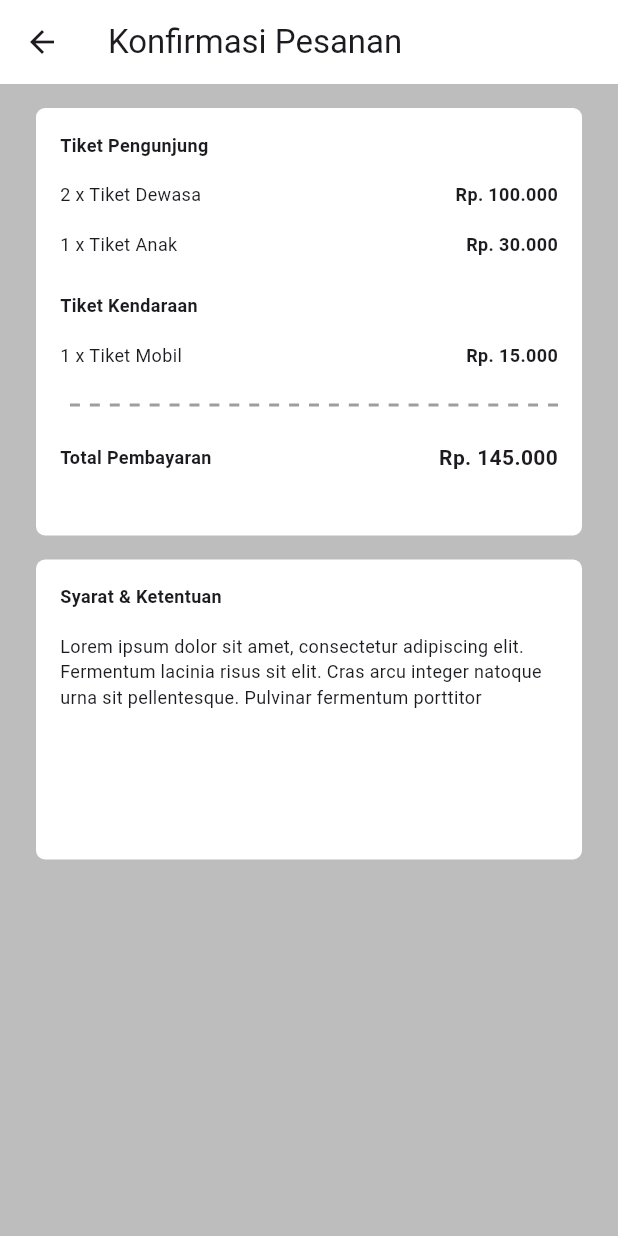
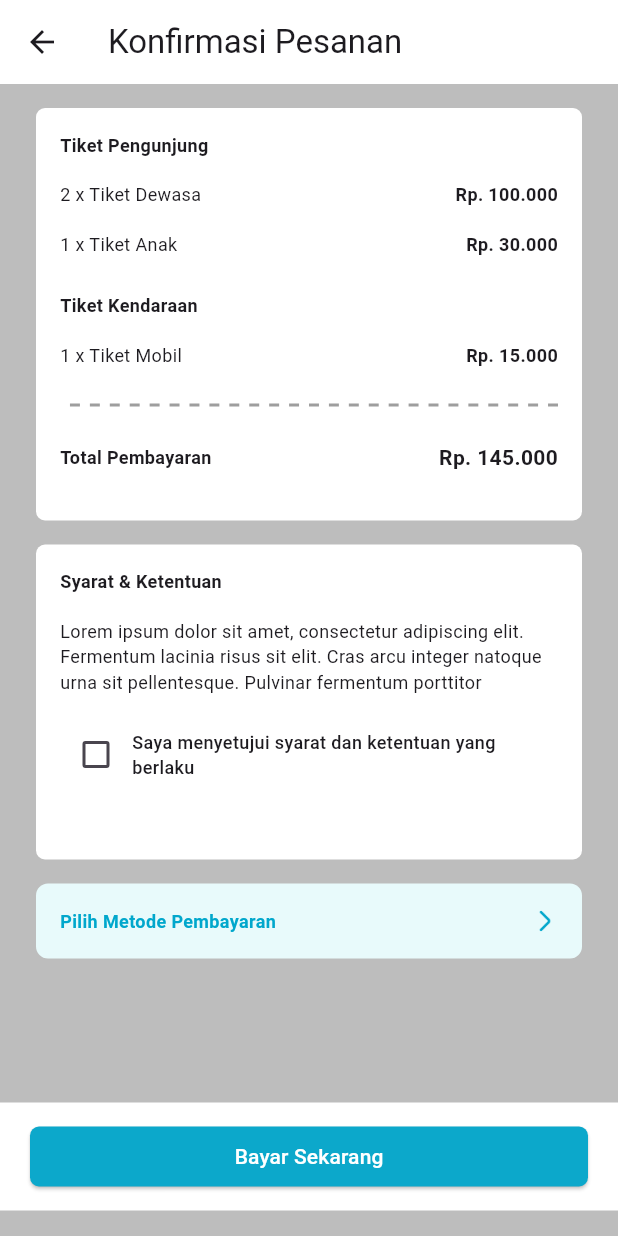
Before and after one commit to RezkiArifin/project_ancol, a Flutter app: the BeliTiketScreen screen opened directly, scrolled down 139 dp, after a tap on "Beli Tiket", on a phone screen of 412 x 824 dp. Run offline on Flutter 3.47's test engine with Material 2 defaults, Android fonts, the phone set to English and light mode, and no system bars; our stand-ins replace carousel_slider, google_fonts, syncfusion_flutter_datepicker.

Commit message:
update beli_tiket

```diff
--- a/lib/screens/beli_tiket_screen.dart
+++ b/lib/screens/beli_tiket_screen.dart
@@ -16,48 +16,48 @@ class _BeliTiketScreenState extends State<BeliTiketScreen> {
   String _range = '';
   String _rangeCount = '';
 
-  int _tiketDewasa = 0;
-  int _tiketAnak = 0;
-  int _tiketMobil = 0;
+  int tiketDewasa = 0;
+  int tiketAnak = 0;
+  int tiketMobil = 0;
 
   void _incrementCounterDewasa() {
     setState(() {
-      _tiketDewasa++;
+      tiketDewasa++;
     });
   }
 
   void _decrementCounterDewasa() {
     setState(() {
-      if (_tiketDewasa > 0) {
-        _tiketDewasa--;
+      if (tiketDewasa > 0) {
+        tiketDewasa--;
       }
     });
   }
 
   void _incrementCounterAnak() {
     setState(() {
-      _tiketAnak++;
+      tiketAnak++;
     });
   }
 
   void _decrementCounterAnak() {
     setState(() {
-      if (_tiketAnak > 0) {
-        _tiketAnak--;
+      if (tiketAnak > 0) {
+        tiketAnak--;
       }
     });
   }
 
   void _incrementCounterMobil() {
     setState(() {
-      _tiketMobil++;
+      tiketMobil++;
     });
   }
 
   void _decrementCounterMobil() {
     setState(() {
-      if (_tiketMobil > 0) {
-        _tiketMobil--;
+      if (tiketMobil > 0) {
+        tiketMobil--;
       }
     });
   }
@@ -216,7 +216,7 @@ class _BeliTiketScreenState extends State<BeliTiketScreen> {
                                     Padding(
                                       padding: const EdgeInsets.symmetric(
                                           horizontal: 12),
-                                      child: Text(_tiketDewasa.toString()),
+                                      child: Text(tiketDewasa.toString()),
                                     ),
                                     GestureDetector(
                                       onTap: () => _incrementCounterDewasa(),
@@ -298,7 +298,7 @@ class _BeliTiketScreenState extends State<BeliTiketScreen> {
                                     Padding(
                                       padding: const EdgeInsets.symmetric(
                                           horizontal: 12),
-                                      child: Text(_tiketAnak.toString()),
+                                      child: Text(tiketAnak.toString()),
                                     ),
                                     GestureDetector(
                                       onTap: () => _incrementCounterAnak(),
@@ -384,7 +384,7 @@ class _BeliTiketScreenState extends State<BeliTiketScreen> {
                                     Padding(
                                       padding: const EdgeInsets.symmetric(
                                           horizontal: 12),
-                                      child: Text(_tiketMobil.toString()),
+                                      child: Text(tiketMobil.toString()),
                                     ),
                                     GestureDetector(
                                       onTap: () => _incrementCounterMobil(),
@@ -432,7 +432,7 @@ class _BeliTiketScreenState extends State<BeliTiketScreen> {
                       Navigator.push(
                         context,
                         MaterialPageRoute(
-                          builder: (context) => const KonfirmasiPesananScreen(),
+                          builder: (context) => KonfirmasiPesananScreen(),
                         ),
                       );
                     },
--- a/lib/screens/konfirmasi_screen.dart
+++ b/lib/screens/konfirmasi_screen.dart
@@ -1,7 +1,15 @@
 import 'package:flutter/material.dart';
 
-class KonfirmasiPesananScreen extends StatelessWidget {
+class KonfirmasiPesananScreen extends StatefulWidget {
   const KonfirmasiPesananScreen({super.key});
+
+  @override
+  State<KonfirmasiPesananScreen> createState() =>
+      _KonfirmasiPesananScreenState();
+}
+
+class _KonfirmasiPesananScreenState extends State<KonfirmasiPesananScreen> {
+  bool isChecked = false;
 
   @override
   Widget build(BuildContext context) {
@@ -12,13 +20,16 @@ class KonfirmasiPesananScreen extends StatelessWidget {
         backgroundColor: Colors.white,
         title: const Text('Konfirmasi Pesanan'),
       ),
-      body: Padding(
+      body: SingleChildScrollView(
+        child: Column(
+          children: [
+            Padding(
               padding: const EdgeInsets.symmetric(vertical: 16, horizontal: 24),
               child: Column(
                 children: [
                   Container(
                     width: double.infinity,
-              height: 285,
+                    height: 275,
                     decoration: BoxDecoration(
                       borderRadius: BorderRadius.circular(6),
                       color: Colors.white,
@@ -30,8 +41,8 @@ class KonfirmasiPesananScreen extends StatelessWidget {
                         children: [
                           const Text(
                             "Tiket Pengunjung",
-                      style:
-                          TextStyle(fontWeight: FontWeight.w600, fontSize: 12),
+                            style: TextStyle(
+                                fontWeight: FontWeight.w600, fontSize: 12),
                           ),
                           const Padding(
                             padding: EdgeInsets.symmetric(vertical: 16),
@@ -41,12 +52,14 @@ class KonfirmasiPesananScreen extends StatelessWidget {
                                 Text(
                                   "2 x Tiket Dewasa",
                                   style: TextStyle(
-                                fontWeight: FontWeight.w400, fontSize: 12),
+                                      fontWeight: FontWeight.w400,
+                                      fontSize: 12),
                                 ),
                                 Text(
                                   "Rp. 100.000",
                                   style: TextStyle(
-                                fontWeight: FontWeight.w600, fontSize: 12),
+                                      fontWeight: FontWeight.w600,
+                                      fontSize: 12),
                                 ),
                               ],
                             ),
@@ -71,8 +84,8 @@ class KonfirmasiPesananScreen extends StatelessWidget {
                           ),
                           const Text(
                             "Tiket Kendaraan",
-                      style:
-                          TextStyle(fontWeight: FontWeight.w600, fontSize: 12),
+                            style: TextStyle(
+                                fontWeight: FontWeight.w600, fontSize: 12),
                           ),
                           const Padding(
                             padding: EdgeInsets.only(top: 16),
@@ -82,12 +95,14 @@ class KonfirmasiPesananScreen extends StatelessWidget {
                                 Text(
                                   "1 x Tiket Mobil",
                                   style: TextStyle(
-                                fontWeight: FontWeight.w400, fontSize: 12),
+                                      fontWeight: FontWeight.w400,
+                                      fontSize: 12),
                                 ),
                                 Text(
                                   "Rp. 15.000",
                                   style: TextStyle(
-                                fontWeight: FontWeight.w600, fontSize: 12),
+                                      fontWeight: FontWeight.w600,
+                                      fontSize: 12),
                                 ),
                               ],
                             ),
@@ -131,30 +146,116 @@ class KonfirmasiPesananScreen extends StatelessWidget {
                   ),
                   Container(
                     width: double.infinity,
-              height: 200,
+                    height: 210,
                     decoration: BoxDecoration(
                       borderRadius: BorderRadius.circular(6),
                       color: Colors.white,
                     ),
-              child: const Padding(
-                padding: EdgeInsets.all(16),
+                    child: Padding(
+                      padding: const EdgeInsets.all(16),
                       child: Column(
                         crossAxisAlignment: CrossAxisAlignment.start,
                         children: [
-                    Text(
+                          const Text(
                             "Syarat & Ketentuan",
-                      style:
-                          TextStyle(fontWeight: FontWeight.w600, fontSize: 12),
+                            style: TextStyle(
+                                fontWeight: FontWeight.w600, fontSize: 12),
                           ),
-                    Padding(
+                          const Padding(
                             padding: EdgeInsets.symmetric(vertical: 16),
                             child: Text(
                               "Lorem ipsum dolor sit amet, consectetur adipiscing elit. Fermentum lacinia risus sit elit. Cras arcu integer natoque urna sit pellentesque. Pulvinar fermentum porttitor ",
                               style: TextStyle(
                                   fontWeight: FontWeight.w400, fontSize: 12),
                             ),
+                          ),
+                          Row(
+                            children: [
+                              Checkbox(
+                                checkColor: Colors.white,
+                                value: isChecked,
+                                onChanged: (bool? value) {
+                                  setState(() {
+                                    isChecked = value!;
+                                  });
+                                },
+                              ),
+                              const Text(
+                                "Saya menyetujui syarat dan ketentuan yang\nberlaku",
+                                style: TextStyle(
+                                    fontWeight: FontWeight.w500, fontSize: 12),
+                              ),
+                            ],
+                          ),
+                        ],
+                      ),
+                    ),
+                  ),
+                  const SizedBox(
+                    height: 16,
+                  ),
+                  Container(
+                    width: double.infinity,
+                    height: 50,
+                    decoration: BoxDecoration(
+                      borderRadius: BorderRadius.circular(8),
+                      color: const Color(0xffE8FAFB),
+                    ),
+                    child: Padding(
+                      padding: const EdgeInsets.symmetric(horizontal: 16),
+                      child: Row(
+                        mainAxisAlignment: MainAxisAlignment.spaceBetween,
+                        children: [
+                          const Text(
+                            "Pilih Metode Pembayaran",
+                            style: TextStyle(
+                                fontWeight: FontWeight.w600,
+                                fontSize: 12,
+                                color: Color(0xff01A7CC)),
+                          ),
+                          Image.asset(
+                            "assets/icon/arrow-right_icon.png",
+                            width: 18,
+                            height: 18,
+                            color: const Color(0xff01A7CC),
                           )
                         ],
+                      ),
+                    ),
+                  )
+                ],
+              ),
+            ),
+            const SizedBox(height: 80),
+            Container(
+              height: 72,
+              width: double.infinity,
+              color: Colors.white,
+              child: Center(
+                child: SizedBox(
+                  width: 372,
+                  height: 40,
+                  child: ElevatedButton(
+                    style: ElevatedButton.styleFrom(
+                      backgroundColor: const Color.fromARGB(255, 12, 168, 203),
+                      shape: RoundedRectangleBorder(
+                        borderRadius: BorderRadius.circular(6),
+                      ),
+                      padding: const EdgeInsets.symmetric(horizontal: 6),
+                    ),
+                    onPressed: () {
+                      // Navigator.push(
+                      //   context,
+                      //   MaterialPageRoute(
+                      //     builder: (context) => KonfirmasiPesananScreen(),
+                      //   ),
+                      // );
+                    },
+                    child: const Text(
+                      'Bayar Sekarang',
+                      style: TextStyle(color: Colors.white),
+                    ),
+                  ),
                 ),
               ),
             )
```
Lines whose indentation alone changed are shown as unchanged.
